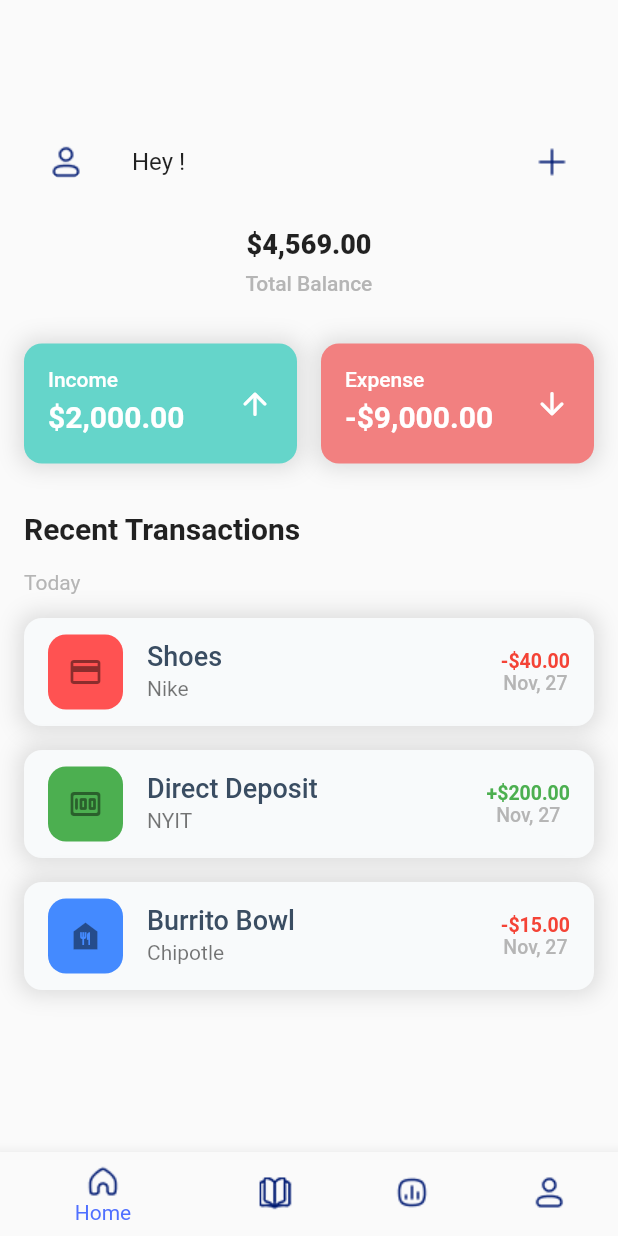
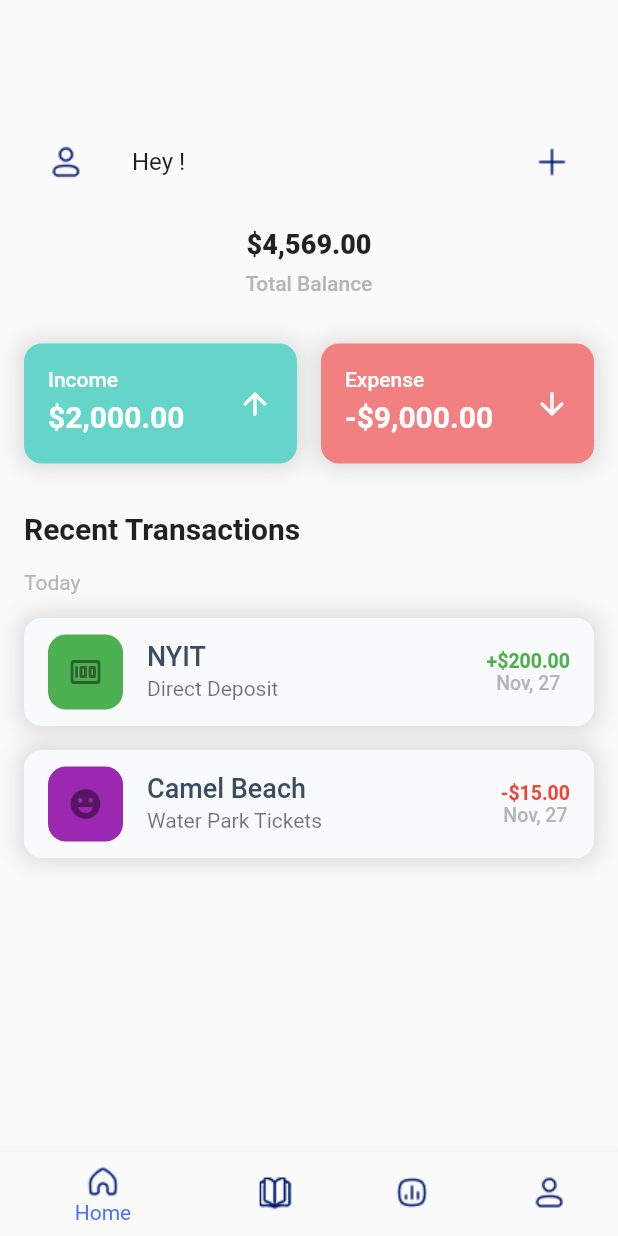
Before and after one commit to AfaqAnwar/money-manager, a Flutter app: the screen it shows once a user with an empty profile is signed in, on a phone screen of 412 x 824 dp. Run offline on Flutter 3.47's test engine with Material 2 defaults, Android fonts, the phone set to English and light mode, and no system bars; our stand-ins replace cloud_firestore, firebase_auth, firebase_core, firebase_database, google_fonts; missing offline and left inert: dart:ffi, simple_form_builder, survey_kit, xen_popup_card; accounts and stored records are empty; network calls fail.

Commit message:
Transaction Data can be stored and read to and from Firestore

```diff
--- a/lib/data/transaction.dart
+++ /dev/null
@@ -1,22 +0,0 @@
-enum TransactionType { outflow, inflow }
-
-enum ItemCategory { income, expense, food, fun, other }
-
-// Transaction Object Class
-class Transaction {
-  final ItemCategory itemCategory;
-  final String itemCategoryName;
-  final String itemName;
-  final String amount;
-  final String date;
-  final TransactionType transactionType;
-
-  const Transaction(
-    this.itemCategory,
-    this.itemCategoryName,
-    this.itemName,
-    this.amount,
-    this.date,
-    this.transactionType,
-  );
-}
--- /dev/null
+++ b/lib/data/transactionObject.dart
@@ -0,0 +1,90 @@
+enum TransactionType { outflow, inflow }
+
+enum ItemCategory {
+  income,
+  expense,
+  finance,
+  personal,
+  food,
+  clothes,
+  health,
+  electronics,
+  fun,
+  other
+}
+
+// Transaction Object Class
+class TransactionObject {
+  late ItemCategory itemCategory;
+  late String itemDescription;
+  late String itemCompany;
+  late String amount;
+  late String date;
+  late TransactionType transactionType;
+
+  TransactionObject(
+    this.itemCategory,
+    this.itemDescription,
+    this.itemCompany,
+    this.amount,
+    this.date,
+    this.transactionType,
+  );
+
+  Map<String, String> toMap() {
+    return {
+      "itemCategory": itemCategory.toString(),
+      "itemDescription": itemDescription.toString(),
+      "itemCompany": itemCompany.toString(),
+      "amount": amount.toString(),
+      "date": date.toString(),
+      "transactionType": transactionType.toString()
+    };
+  }
+
+  TransactionObject.decoded(Map<String, dynamic> map) {
+    switch (map["itemCategory"]) {
+      case "income":
+        itemCategory = ItemCategory.income;
+        break;
+      case "expense":
+        itemCategory = ItemCategory.expense;
+        break;
+      case "finance":
+        itemCategory = ItemCategory.finance;
+        break;
+      case "personal":
+        itemCategory = ItemCategory.personal;
+        break;
+      case "food":
+        itemCategory = ItemCategory.food;
+        break;
+      case "clothes":
+        itemCategory = ItemCategory.clothes;
+        break;
+      case "health":
+        itemCategory = ItemCategory.health;
+        break;
+      case "electronics":
+        itemCategory = ItemCategory.electronics;
+        break;
+      case "fun":
+        itemCategory = ItemCategory.electronics;
+        break;
+      case "other":
+        itemCategory = ItemCategory.other;
+        break;
+    }
+
+    itemDescription = map["itemDescription"]!;
+    itemCompany = map["itemCompany"]!;
+    amount = map["amount"]!;
+    date = map["date"]!;
+
+    if (map["transactionType"]!.contains("inflow")) {
+      transactionType = TransactionType.inflow;
+    } else {
+      transactionType = TransactionType.outflow;
+    }
+  }
+}
--- a/lib/data/transaction_input.dart
+++ b/lib/data/transaction_input.dart
@@ -17,6 +17,16 @@ Map<String, dynamic> inputFormData = {
           "question_id": "1",
           "fields": [],
           "_id": "1",
+          "title": "When Did This Transaction Occur?",
+          "description": "Please specify the date of the transaction.",
+          "remark": false,
+          "type": "date",
+          "is_mandatory": true
+        },
+        {
+          "question_id": "2",
+          "fields": [],
+          "_id": "2",
           "title": "USD Amount",
           "description": "Please enter the \$ amount of the transaction.",
           "type": "text",
@@ -25,10 +35,41 @@ Map<String, dynamic> inputFormData = {
           "is_mandatory": true
         },
         {
-          "question_id": "2",
-          "fields": ["Income", "Expense", "Food", "Fun", "Other"],
-          "_id": "2",
-          "title": "Please categorize this transcation.",
+          "question_id": "3",
+          "fields": [],
+          "_id": "3",
+          "title": "Transaction Item Detail",
+          "description": "Description of item bought or received.",
+          "remark": false,
+          "type": "text",
+          "is_mandatory": true
+        },
+        {
+          "question_id": "4",
+          "fields": [],
+          "_id": "4",
+          "title": "Transaction Company",
+          "description": "Please specify the where the transaction occured.",
+          "remark": false,
+          "type": "text",
+          "is_mandatory": true
+        },
+        {
+          "question_id": "5",
+          "fields": [
+            "Income",
+            "Expense",
+            "Finance",
+            "Personal",
+            "Food",
+            "Clothes",
+            "Health",
+            "Electronics",
+            "Fun",
+            "Other"
+          ],
+          "_id": "5",
+          "title": "Transaction Cateogry",
           "description": "please select one of the options below.",
           "remark": false,
           "type": "dropdown",
--- a/lib/pages/home_page_host.dart
+++ b/lib/pages/home_page_host.dart
@@ -1,6 +1,9 @@
+import 'dart:convert';
+
 import 'package:cloud_firestore/cloud_firestore.dart';
 import 'package:firebase_auth/firebase_auth.dart';
 import 'package:flutter/material.dart';
+import 'package:moneymanager/data/transactionObject.dart';
 import 'package:moneymanager/pages/home_page_tab.dart';
 import 'package:moneymanager/pages/profile_tab.dart';
 import 'package:moneymanager/pages/survey.dart';
@@ -87,6 +90,7 @@ class _HomePageState extends State<HomePage> {
     CurrentUser.setWeeklyEarning = double.parse(data.get('weekly income'));
     CurrentUser.setWeeklySpending = double.parse(data.get('weekly spending'));
     CurrentUser.setSurveyStatus = data.get('survey completed');
+    CurrentUser.setTransactions = data.get('transactions') as List;
   }
 
   Future checkForSurvey() async {
--- a/lib/pages/home_page_tab.dart
+++ b/lib/pages/home_page_tab.dart
@@ -1,7 +1,11 @@
 import 'dart:convert';
+import 'dart:ffi';
 
+import 'package:cloud_firestore/cloud_firestore.dart';
+import 'package:firebase_auth/firebase_auth.dart';
+import 'package:firebase_database/firebase_database.dart';
 import 'package:flutter/material.dart';
-import 'package:moneymanager/data/transaction.dart';
+import 'package:moneymanager/data/transactionObject.dart';
 import 'package:moneymanager/data/user.dart';
 import 'package:moneymanager/utils/constants.dart';
 import 'package:moneymanager/widget/income_expense_card.dart';
@@ -34,6 +38,34 @@ class _HomePageTabState extends State<HomePageTab> {
       textAlign: TextAlign.center,
     ), // To remove shadow from appbar
   );
+
+  ItemCategory getCategory(String option) {
+    switch (option) {
+      case "Income":
+        return ItemCategory.income;
+      case "Expense":
+        return ItemCategory.expense;
+      case "Finance":
+        return ItemCategory.finance;
+      case "Personal":
+        return ItemCategory.personal;
+      case "Food":
+        return ItemCategory.food;
+      case "Clothes":
+        return ItemCategory.clothes;
+      case "Health":
+        return ItemCategory.health;
+      case "Electronics":
+        return ItemCategory.electronics;
+      case "Fun":
+        return ItemCategory.fun;
+      case "Other":
+        return ItemCategory.other;
+
+      default:
+        return ItemCategory.other;
+    }
+  }
 
   @override
   Widget build(BuildContext context) {
@@ -71,17 +103,26 @@ class _HomePageTabState extends State<HomePageTab> {
                                 color: Colors.white,
                                 fontWeight: FontWeight.w500),
                             widgetCrossAxisAlignment: CrossAxisAlignment.center,
-                            onSubmit: (value) {
+                            onSubmit: (value) async {
                               var json = jsonEncode(value.toJson());
                               var decoded = jsonDecode(json);
                               var incomeOrExpense =
                                   decoded["data"][0]["questions"][0]["answer"];
 
-                              var amount =
+                              var date =
                                   decoded["data"][0]["questions"][1]["answer"];
 
+                              var amount =
+                                  decoded["data"][0]["questions"][2]["answer"];
+
+                              var name =
+                                  decoded["data"][0]["questions"][3]["answer"];
+
+                              var company =
+                                  decoded["data"][0]["questions"][4]["answer"];
+
                               var category =
-                                  decoded["data"][0]["questions"][2]["answer"];
+                                  decoded["data"][0]["questions"][5]["answer"];
 
                               final inputIsValid =
                                   RegExp(r'^[0-9]+$').hasMatch(amount);
@@ -102,8 +143,47 @@ class _HomePageTabState extends State<HomePageTab> {
                                           ],
                                         ));
                               } else {
-                                // Submit Data
+                                if (incomeOrExpense == "Income") {
+                                  incomeOrExpense = TransactionType.inflow;
+                                } else {
+                                  incomeOrExpense = TransactionType.outflow;
+                                }
+                                TransactionObject transaction =
+                                    TransactionObject(
+                                        getCategory(category),
+                                        name,
+                                        company,
+                                        amount,
+                                        date.toString(),
+                                        incomeOrExpense);
+
+                                DocumentSnapshot data = await FirebaseFirestore
+                                    .instance
+                                    .collection('users')
+                                    .doc(CurrentUser.firebaseUser?.uid)
+                                    .get();
+
+                                DocumentReference ref = FirebaseFirestore
+                                    .instance
+                                    .collection('users')
+                                    .doc(
+                                        FirebaseAuth.instance.currentUser!.uid);
+
+                                var transactions;
+
+                                try {
+                                  transactions = data.get("transactions");
+                                  transactions.add(transaction.toMap());
+                                } catch (e) {
+                                  List<dynamic> transactions = [];
+                                  transactions.add(transaction.toMap());
+                                }
+                                ref.update({"transactions": transactions});
+                                CurrentUser.setTransactions = transactions;
                               }
+
+                              // ignore: use_build_context_synchronously
+                              Navigator.pop(context);
                             },
                           ),
                         ],
@@ -176,18 +256,23 @@ class _HomePageTabState extends State<HomePageTab> {
           const SizedBox(
             height: defaultSpacing,
           ),
-          // ..userdata.transactions.map(transction) => TransactionItem(transction:transaction)
-          const TransactionItem(
-            transaction: Transaction(ItemCategory.expense, "Shoes", "Nike",
-                "\$40.00", "Nov, 27", TransactionType.outflow),
+          TransactionItem(
+            transaction: TransactionObject(
+                ItemCategory.income,
+                "Direct Deposit",
+                "NYIT",
+                "\$200.00",
+                "Nov, 27",
+                TransactionType.inflow),
           ),
-          const TransactionItem(
-            transaction: Transaction(ItemCategory.income, "Direct Deposit",
-                "NYIT", "\$200.00", "Nov, 27", TransactionType.inflow),
-          ),
-          const TransactionItem(
-            transaction: Transaction(ItemCategory.food, "Burrito Bowl",
-                "Chipotle", "\$15.00", "Nov, 27", TransactionType.outflow),
+          TransactionItem(
+            transaction: TransactionObject(
+                ItemCategory.fun,
+                "Water Park Tickets",
+                "Camel Beach",
+                "\$15.00",
+                "Nov, 27",
+                TransactionType.outflow),
           )
         ]),
       ),
--- a/lib/pages/register_page.dart
+++ b/lib/pages/register_page.dart
@@ -59,12 +59,14 @@ class _RegisterPageState extends State<RegisterPage> {
     DocumentReference ref = FirebaseFirestore.instance
         .collection('users')
         .doc(FirebaseAuth.instance.currentUser!.uid);
+    List<dynamic> transactions = [];
     ref.set({
       'first name': firstName,
       'last name': lastName,
       'sign up code': signUpCode,
       'email': email,
       'survey completed': hasCompletedSurvey,
+      'transactions': transactions,
     });
   }
 
--- a/lib/widget/transaction_item.dart
+++ b/lib/widget/transaction_item.dart
@@ -1,29 +1,39 @@
 import 'dart:math';
 
 import 'package:flutter/material.dart';
-import 'package:moneymanager/data/transaction.dart';
+import 'package:moneymanager/data/transactionObject.dart';
 
 import '../utils/constants.dart';
 
 // Defines a TransactionItem UI Element.
 class TransactionItem extends StatelessWidget {
-  final Transaction transaction;
+  final TransactionObject transaction;
 
   const TransactionItem({Key? key, required this.transaction})
       : super(key: key);
 
-  Color getBgColor(Transaction type) {
+  Color getBgColor(TransactionObject type) {
     switch (type.itemCategory) {
-      case ItemCategory.expense:
-        return Colors.redAccent;
-      case ItemCategory.food:
-        return Colors.blueAccent;
-      case ItemCategory.fun:
-        return Colors.yellow;
       case ItemCategory.income:
         return Colors.green;
+      case ItemCategory.expense:
+        return Colors.red;
+      case ItemCategory.finance:
+        return Colors.greenAccent;
+      case ItemCategory.personal:
+        return Colors.blue;
+      case ItemCategory.food:
+        return Colors.orangeAccent;
+      case ItemCategory.clothes:
+        return Colors.cyanAccent;
+      case ItemCategory.health:
+        return Colors.pinkAccent;
+      case ItemCategory.electronics:
+        return Colors.limeAccent;
+      case ItemCategory.fun:
+        return Colors.purple;
       case ItemCategory.other:
-        return Colors.grey;
+        return Colors.tealAccent;
 
       default:
         return Colors.grey;
@@ -47,18 +57,28 @@ class TransactionItem extends StatelessWidget {
     }
   }
 
-  IconData getIcon(Transaction type) {
+  IconData getIcon(TransactionObject type) {
     switch (type.itemCategory) {
+      case ItemCategory.income:
+        return Icons.money_rounded;
       case ItemCategory.expense:
-        return Icons.credit_card;
+        return Icons.fireplace_rounded;
+      case ItemCategory.finance:
+        return Icons.credit_card_rounded;
+      case ItemCategory.personal:
+        return Icons.person;
       case ItemCategory.food:
-        return Icons.food_bank;
+        return Icons.restaurant_menu_rounded;
+      case ItemCategory.clothes:
+        return Icons.storefront_rounded;
+      case ItemCategory.health:
+        return Icons.local_hospital_rounded;
+      case ItemCategory.electronics:
+        return Icons.computer_rounded;
       case ItemCategory.fun:
         return Icons.emoji_emotions_rounded;
-      case ItemCategory.income:
-        return Icons.money_rounded;
       case ItemCategory.other:
-        return Icons.question_mark;
+        return Icons.question_answer_rounded;
 
       default:
         return Icons.question_mark;
@@ -92,13 +112,13 @@ class TransactionItem extends StatelessWidget {
               child: Icon(getIcon(transaction))),
         ),
         title: Text(
-          transaction.itemCategoryName,
+          transaction.itemCompany,
           style: Theme.of(context)
               .textTheme
               .bodyText1
               ?.copyWith(color: fontHeading, fontSize: fontSizeTitle),
         ),
-        subtitle: Text(transaction.itemName),
+        subtitle: Text(transaction.itemDescription),
         trailing: Column(
           mainAxisAlignment: MainAxisAlignment.center,
           children: [
```
Also changed, not shown: lib/data/user.dart (+10 -0 lines), lib/pages/survey.dart (+17 -19 lines), 1 other file.
